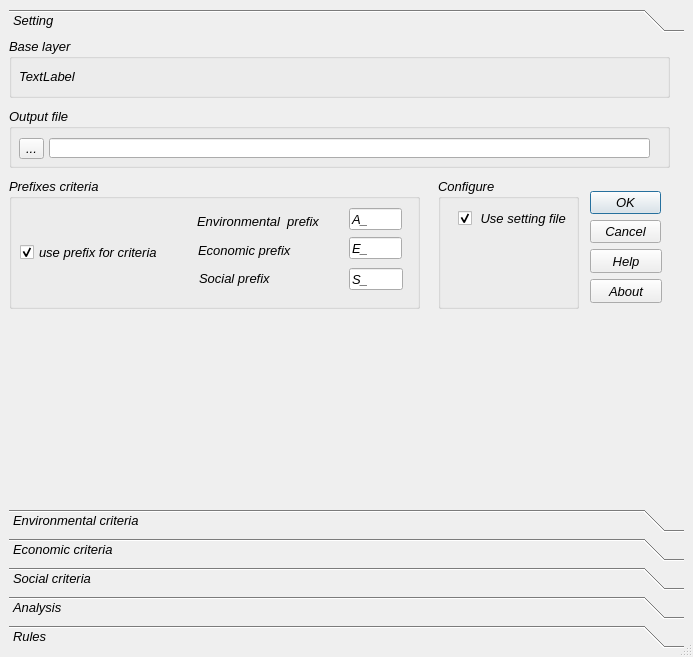
First picture: the form in geoSUIT.ui, repository gmassei/geoUmbriaSUIT, before the edit.
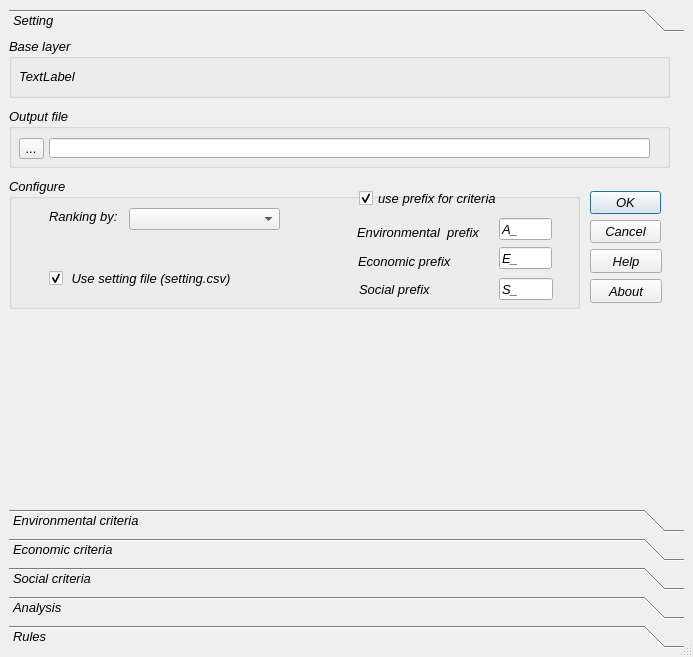
Second picture: the form after the edit. The open tabs and pages were chosen to show the change.

```diff
--- a/geoSUIT.ui
+++ b/geoSUIT.ui
@@ -131,113 +131,6 @@
         </property>
        </widget>
       </widget>
-      <widget class="QGroupBox" name="PrefixGBox">
-       <property name="geometry">
-        <rect>
-         <x>0</x>
-         <y>140</y>
-         <width>411</width>
-         <height>131</height>
-        </rect>
-       </property>
-       <property name="title">
-        <string>Prefixes criteria</string>
-       </property>
-       <widget class="QCheckBox" name="preFIXcheckBox">
-        <property name="geometry">
-         <rect>
-          <x>11</x>
-          <y>64</y>
-          <width>151</width>
-          <height>20</height>
-         </rect>
-        </property>
-        <property name="text">
-         <string>use prefix for criteria</string>
-        </property>
-        <property name="checked">
-         <bool>true</bool>
-        </property>
-       </widget>
-       <widget class="QLineEdit" name="prefixSOClEdt">
-        <property name="geometry">
-         <rect>
-          <x>340</x>
-          <y>90</y>
-          <width>54</width>
-          <height>22</height>
-         </rect>
-        </property>
-        <property name="text">
-         <string>S_</string>
-        </property>
-       </widget>
-       <widget class="QLabel" name="label_5">
-        <property name="geometry">
-         <rect>
-          <x>190</x>
-          <y>89</y>
-          <width>141</width>
-          <height>22</height>
-         </rect>
-        </property>
-        <property name="text">
-         <string>Social prefix</string>
-        </property>
-       </widget>
-       <widget class="QLabel" name="label">
-        <property name="geometry">
-         <rect>
-          <x>188</x>
-          <y>35</y>
-          <width>151</width>
-          <height>16</height>
-         </rect>
-        </property>
-        <property name="text">
-         <string>Environmental  prefix</string>
-        </property>
-       </widget>
-       <widget class="QLineEdit" name="prefixENVlEdt">
-        <property name="geometry">
-         <rect>
-          <x>340</x>
-          <y>30</y>
-          <width>53</width>
-          <height>22</height>
-         </rect>
-        </property>
-        <property name="text">
-         <string>A_</string>
-        </property>
-       </widget>
-       <widget class="QLabel" name="label_2">
-        <property name="geometry">
-         <rect>
-          <x>189</x>
-          <y>62</y>
-          <width>141</width>
-          <height>20</height>
-         </rect>
-        </property>
-        <property name="text">
-         <string>Economic prefix</string>
-        </property>
-       </widget>
-       <widget class="QLineEdit" name="prefixECOlEdt">
-        <property name="geometry">
-         <rect>
-          <x>340</x>
-          <y>59</y>
-          <width>53</width>
-          <height>22</height>
-         </rect>
-        </property>
-        <property name="text">
-         <string>E_</string>
-        </property>
-       </widget>
-      </widget>
       <widget class="QLabel" name="LblLogo">
        <property name="geometry">
         <rect>
@@ -257,9 +150,9 @@
       <widget class="QGroupBox" name="groupBox">
        <property name="geometry">
         <rect>
-         <x>429</x>
+         <x>0</x>
          <y>140</y>
-         <width>141</width>
+         <width>571</width>
          <height>131</height>
         </rect>
        </property>
@@ -269,19 +162,142 @@
        <widget class="QCheckBox" name="checkBox">
         <property name="geometry">
          <rect>
-          <x>20</x>
-          <y>30</y>
-          <width>111</width>
+          <x>40</x>
+          <y>90</y>
+          <width>191</width>
           <height>21</height>
          </rect>
         </property>
         <property name="text">
-         <string> Use setting file</string>
+         <string> Use setting file (setting.csv)</string>
         </property>
         <property name="checked">
          <bool>true</bool>
         </property>
        </widget>
+       <widget class="QComboBox" name="algorithmCBox">
+        <property name="geometry">
+         <rect>
+          <x>120</x>
+          <y>30</y>
+          <width>151</width>
+          <height>22</height>
+         </rect>
+        </property>
+        <property name="editable">
+         <bool>false</bool>
+        </property>
+        <property name="maxVisibleItems">
+         <number>3</number>
+        </property>
+       </widget>
+       <widget class="QLabel" name="Ranking">
+        <property name="geometry">
+         <rect>
+          <x>40</x>
+          <y>30</y>
+          <width>91</width>
+          <height>16</height>
+         </rect>
+        </property>
+        <property name="text">
+         <string>Ranking by:</string>
+        </property>
+       </widget>
+       <widget class="QLineEdit" name="prefixECOlEdt">
+        <property name="geometry">
+         <rect>
+          <x>490</x>
+          <y>69</y>
+          <width>53</width>
+          <height>22</height>
+         </rect>
+        </property>
+        <property name="text">
+         <string>E_</string>
+        </property>
+       </widget>
+       <widget class="QLabel" name="label_2">
+        <property name="geometry">
+         <rect>
+          <x>349</x>
+          <y>73</y>
+          <width>131</width>
+          <height>20</height>
+         </rect>
+        </property>
+        <property name="text">
+         <string>Economic prefix</string>
+        </property>
+       </widget>
+       <widget class="QLabel" name="label">
+        <property name="geometry">
+         <rect>
+          <x>348</x>
+          <y>46</y>
+          <width>131</width>
+          <height>16</height>
+         </rect>
+        </property>
+        <property name="text">
+         <string>Environmental  prefix</string>
+        </property>
+       </widget>
+       <widget class="QCheckBox" name="preFIXcheckBox">
+        <property name="geometry">
+         <rect>
+          <x>350</x>
+          <y>10</y>
+          <width>144</width>
+          <height>20</height>
+         </rect>
+        </property>
+        <property name="text">
+         <string>use prefix for criteria</string>
+        </property>
+        <property name="checked">
+         <bool>true</bool>
+        </property>
+       </widget>
+       <widget class="QLabel" name="label_5">
+        <property name="geometry">
+         <rect>
+          <x>350</x>
+          <y>100</y>
+          <width>131</width>
+          <height>22</height>
+         </rect>
+        </property>
+        <property name="text">
+         <string>Social prefix</string>
+        </property>
+       </widget>
+       <widget class="QLineEdit" name="prefixSOClEdt">
+        <property name="geometry">
+         <rect>
+          <x>490</x>
+          <y>100</y>
+          <width>54</width>
+          <height>22</height>
+         </rect>
+        </property>
+        <property name="text">
+         <string>S_</string>
+        </property>
+       </widget>
+       <widget class="QLineEdit" name="prefixENVlEdt">
+        <property name="geometry">
+         <rect>
+          <x>490</x>
+          <y>40</y>
+          <width>53</width>
+          <height>22</height>
+         </rect>
+        </property>
+        <property name="text">
+         <string>A_</string>
+        </property>
+       </widget>
       </widget>
       <widget class="QGroupBox" name="groupBox_2">
        <property name="geometry">
```
Left out of the diff: 94 changed lines with no effect on the pictures.
